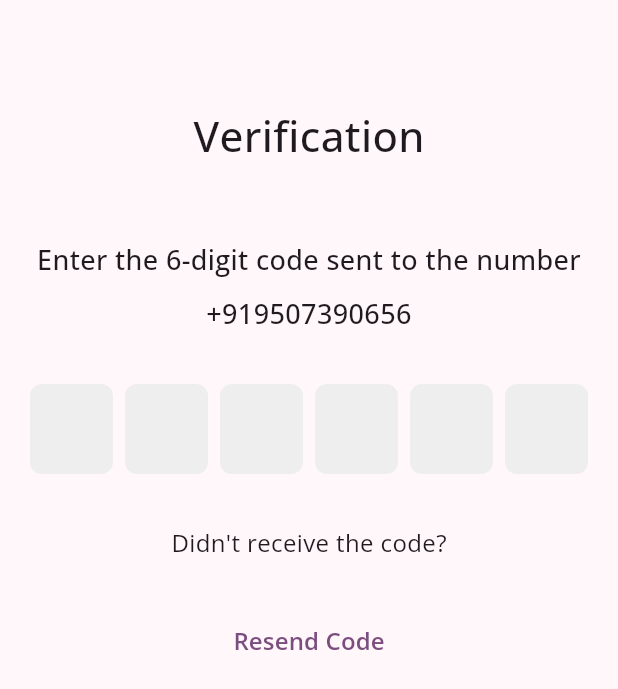
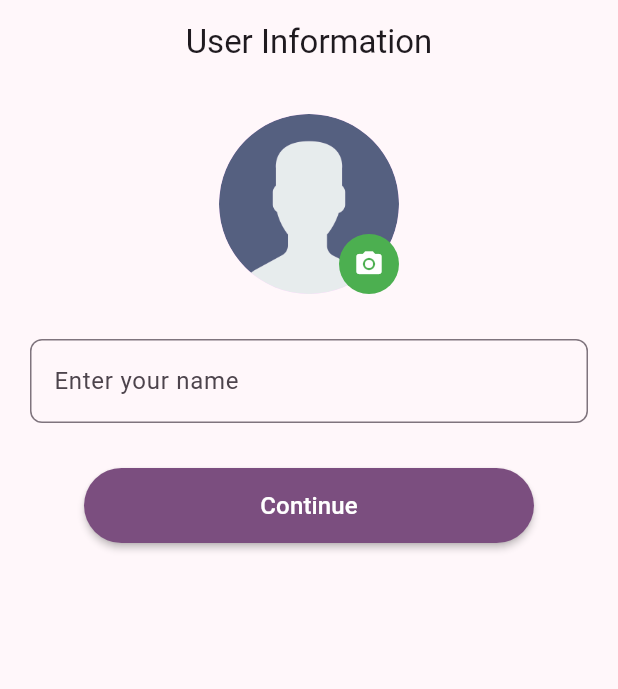
Before and after one commit to AnkushSharma0656/Flutter_Chat_App, a Flutter app: the screen it shows after launch, on a phone screen of 412 x 824 dp. Shown: the top 689 px of the screen. Run offline on Flutter 3.47's test engine with Material 3 defaults, Android fonts, the phone set to English and light mode, and no system bars; drawn by our look-alikes of pinput; our stand-ins replace adaptive_theme, cloud_firestore, country_picker, firebase_auth, firebase_core, firebase_storage and 3 more; accounts and stored records are empty.

Commit message:
user information screen

```diff
--- a/lib/authentication/login_screen.dart
+++ b/lib/authentication/login_screen.dart
@@ -15,7 +15,6 @@ class LoginScreen extends StatefulWidget {
 
 class _LoginScreenState extends State<LoginScreen> {
   final TextEditingController _phoneNumberController = TextEditingController();
-  final RoundedLoadingButtonController _btnController = RoundedLoadingButtonController();
   Country selectedCountry = Country(
     phoneCode: "91",
     countryCode: "IND",
@@ -31,7 +30,6 @@ class _LoginScreenState extends State<LoginScreen> {
   @override
   void dispose(){
     _phoneNumberController.dispose();
-    _btnController.stop();
     super.dispose();
   }
 
--- /dev/null
+++ b/lib/authentication/user_information_screen.dart
@@ -0,0 +1,89 @@
+import 'package:chatty/utilities/assets_manager.dart';
+import 'package:flutter/cupertino.dart';
+import 'package:flutter/material.dart';
+import 'package:rounded_loading_button_plus/rounded_loading_button.dart';
+
+class UserInformationScreen extends StatefulWidget {
+  const UserInformationScreen({super.key});
+
+  @override
+  State<UserInformationScreen> createState() => _UserInformationScreenState();
+}
+
+class _UserInformationScreenState extends State<UserInformationScreen> {
+  final RoundedLoadingButtonController _btnController = RoundedLoadingButtonController();
+  final _nameController = TextEditingController();
+
+  @override
+  void dispose(){
+    _btnController.stop();
+    _nameController.dispose();
+    super.dispose();
+  }
+
+  @override
+  Widget build(BuildContext context) {
+    return Scaffold(
+      appBar: AppBar(centerTitle: true,title: Text('User Information'),),
+      body: Center(
+        child: Padding(
+        padding: const EdgeInsets.symmetric(horizontal: 20,vertical: 20),
+        child: Column(
+          children: [
+           const Stack(
+              children: [
+                CircleAvatar(
+                  radius: 60,
+                  backgroundImage: AssetImage(AssetsManager.userImage),
+                ),
+                Positioned(
+                  bottom: 0,
+                    right: 0,
+                    child: CircleAvatar(
+                      radius: 20,
+                      backgroundColor: Colors.green,
+                      child: Icon(Icons.camera_alt,color: Colors.white,size: 20,),
+                    )
+                ),
+              ],
+            ),
+            const SizedBox(height: 30,),
+            TextField(
+              controller: _nameController,
+              decoration: const InputDecoration(
+                  hintText: 'Enter your name',
+                  labelText: 'Enter your name',
+                  border: OutlineInputBorder(
+                    borderRadius: BorderRadius.all(Radius.circular(8))
+                  )
+              ),
+            ),
+            const SizedBox(height: 30,),
+            SizedBox(
+              width: double.infinity,
+              child: RoundedLoadingButton(
+                controller: _btnController,
+                successIcon: Icons.check,
+                successColor: Colors.green,
+                errorColor: Colors.red,
+                color: Theme.of(context).primaryColor,
+                onPressed: (){
+                  // save the user information screen
+                },
+                child: const Text(
+                    'Continue',
+                  style: TextStyle(
+                    color: Colors.white,
+                    fontSize: 16,
+                    fontWeight: FontWeight.w500
+                  ),
+                ),
+              ),
+            )
+
+          ],
+        ),
+      ),),
+    );
+  }
+}
--- a/lib/main.dart
+++ b/lib/main.dart
@@ -7,6 +7,7 @@ import 'package:chatty/providers/authentication_provider.dart';
 import 'package:firebase_core/firebase_core.dart';
 import 'package:provider/provider.dart';
 import 'authentication/login_screen.dart';
+import 'authentication/user_information_screen.dart';
 import 'firebase_options.dart';
 import 'package:flutter/material.dart';
 
@@ -47,7 +48,7 @@ class MyApp extends StatelessWidget {
         title: 'Chatty Chat',
         theme: theme,
         darkTheme: darkTheme,
-        home: const OtpScreen(),
+        home: const UserInformationScreen(),
       ),
     );
   }
```
